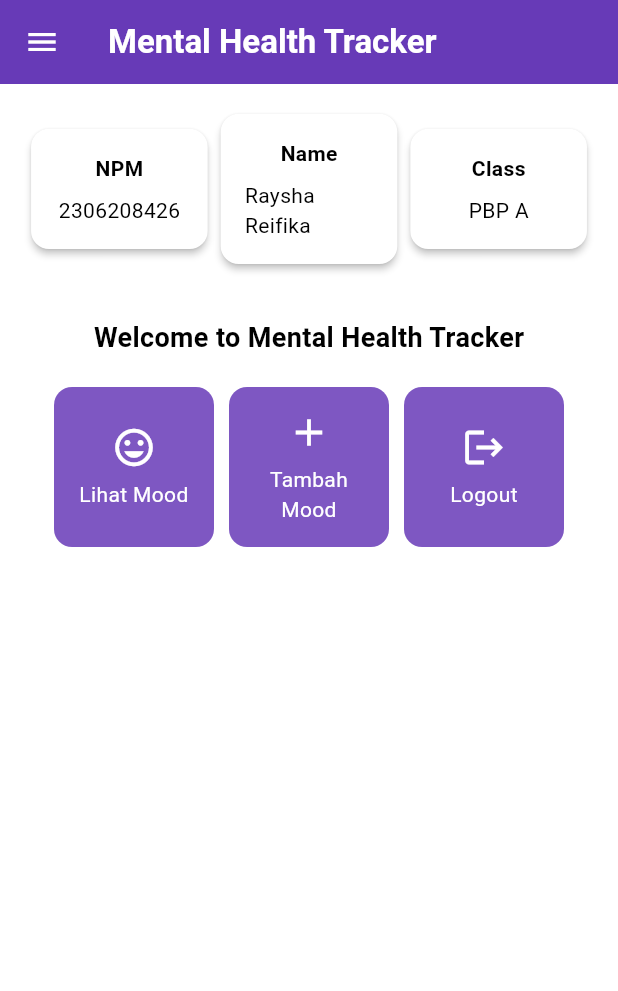
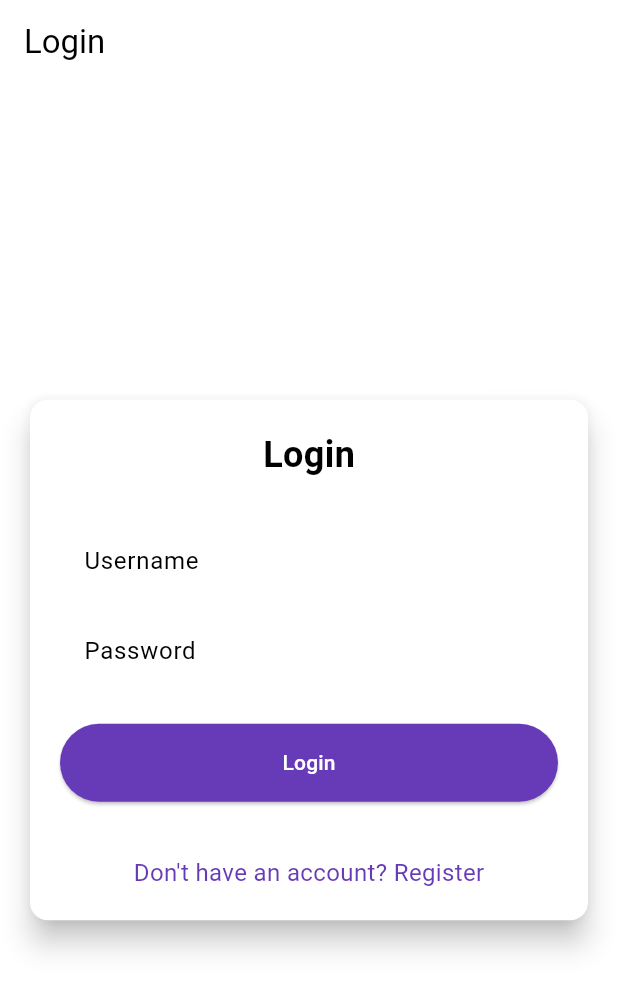
Before and after one commit to rayshareifikar/mental-health-tracker-mobile, a Flutter app: the screen it shows after launch, on a phone screen of 412 x 824 dp. Shown: the top 991 px of the screen. Run offline on Flutter 3.47's test engine with Material 3 defaults, Android fonts, the phone set to English and light mode, and no system bars; missing offline and left inert: pbp_django_auth.

Commit message:
Tutorial 8 DONE

```diff
--- a/lib/main.dart
+++ b/lib/main.dart
@@ -1,6 +1,9 @@
 import 'package:flutter/material.dart';
+import 'package:mental_health_tracker/screens/login.dart';
 import 'package:mental_health_tracker/screens/menu.dart';
 import 'package:mental_health_tracker/screens/moodentry_form.dart';
+import 'package:pbp_django_auth/pbp_django_auth.dart';
+import 'package:provider/provider.dart';
 
 void main() {
   runApp(const MyApp());
@@ -12,8 +15,13 @@ class MyApp extends StatelessWidget {
   // This widget is the root of your application.
   @override
   Widget build(BuildContext context) {
-    return MaterialApp(
-      title: 'Flutter Demo',
+    return Provider(
+      create: (_) {
+        CookieRequest request = CookieRequest();
+        return request;
+      },
+      child: MaterialApp(
+      title: 'Mental Health Tracker',
       theme: ThemeData(
         // This is the theme of your application.
         //
@@ -30,6 +38,7 @@ class MyApp extends StatelessWidget {
         //
         // This works for code too, not just values: Most code changes can be
         // tested with just a hot reload.
+         useMaterial3: true,
          colorScheme: ColorScheme.fromSwatch(
               primarySwatch: Colors.deepPurple,
           ).copyWith(secondary: Colors.deepPurple[400]),
@@ -39,7 +48,8 @@ class MyApp extends StatelessWidget {
         '': (context) => MyHomePage(), // Halaman utama aplikasi
         'mood-entry': (context) => MoodEntryFormPage(), // Rute ke halaman MoodEntryFormPage
       },
-      home: MyHomePage(),
+      home: const LoginPage(),
+      ),
     );
   }
 }
--- /dev/null
+++ b/lib/screens/login.dart
@@ -0,0 +1,181 @@
+import 'package:mental_health_tracker/screens/menu.dart';
+import 'package:mental_health_tracker/screens/register.dart';
+import 'package:flutter/material.dart';
+import 'package:pbp_django_auth/pbp_django_auth.dart';
+import 'package:provider/provider.dart';
+
+void main() {
+  runApp(const LoginApp());
+}
+
+class LoginApp extends StatelessWidget {
+  const LoginApp({super.key});
+
+  @override
+  Widget build(BuildContext context) {
+    return MaterialApp(
+      title: 'Login',
+      theme: ThemeData(
+        useMaterial3: true,
+        colorScheme: ColorScheme.fromSwatch(
+          primarySwatch: Colors.deepPurple,
+        ).copyWith(secondary: Colors.deepPurple[400]),
+      ),
+      home: const LoginPage(),
+    );
+  }
+}
+
+class LoginPage extends StatefulWidget {
+  const LoginPage({super.key});
+
+  @override
+  State<LoginPage> createState() => _LoginPageState();
+}
+
+class _LoginPageState extends State<LoginPage> {
+  final TextEditingController _usernameController = TextEditingController();
+  final TextEditingController _passwordController = TextEditingController();
+
+  @override
+  Widget build(BuildContext context) {
+    final request = context.watch<CookieRequest>();
+
+    return Scaffold(
+      appBar: AppBar(
+        title: const Text('Login'),
+      ),
+      body: Center(
+        child: SingleChildScrollView(
+          padding: const EdgeInsets.all(16.0),
+          child: Card(
+            elevation: 8,
+            shape: RoundedRectangleBorder(
+              borderRadius: BorderRadius.circular(12.0),
+            ),
+            child: Padding(
+              padding: const EdgeInsets.all(20.0),
+              child: Column(
+                mainAxisSize: MainAxisSize.min,
+                children: [
+                  const Text(
+                    'Login',
+                    style: TextStyle(
+                      fontSize: 24.0,
+                      fontWeight: FontWeight.bold,
+                    ),
+                  ),
+                  const SizedBox(height: 30.0),
+                  TextField(
+                    controller: _usernameController,
+                    decoration: const InputDecoration(
+                      labelText: 'Username',
+                      hintText: 'Enter your username',
+                      border: OutlineInputBorder(
+                        borderRadius: BorderRadius.all(Radius.circular(12.0)),
+                      ),
+                      contentPadding:
+                          EdgeInsets.symmetric(horizontal: 12.0, vertical: 8.0),
+                    ),
+                  ),
+                  const SizedBox(height: 12.0),
+                  TextField(
+                    controller: _passwordController,
+                    decoration: const InputDecoration(
+                      labelText: 'Password',
+                      hintText: 'Enter your password',
+                      border: OutlineInputBorder(
+                        borderRadius: BorderRadius.all(Radius.circular(12.0)),
+                      ),
+                      contentPadding:
+                          EdgeInsets.symmetric(horizontal: 12.0, vertical: 8.0),
+                    ),
+                    obscureText: true,
+                  ),
+                  const SizedBox(height: 24.0),
+                  ElevatedButton(
+                    onPressed: () async {
+                      String username = _usernameController.text;
+                      String password = _passwordController.text;
+
+                      // Cek kredensial
+                      // TODO: Ganti URL dan jangan lupa tambahkan trailing slash (/) di akhir URL!
+                      // Untuk menyambungkan Android emulator dengan Django pada localhost,
+                      // gunakan URL http://10.0.2.2/
+                      final response = await request
+                          .login("http://127.0.0.1:8000/auth/login/", {
+                        'username': username,
+                        'password': password,
+                      });
+
+                      if (request.loggedIn) {
+                        String message = response['message'];
+                        String uname = response['username'];
+                        if (context.mounted) {
+                          Navigator.pushReplacement(
+                            context,
+                            MaterialPageRoute(
+                                builder: (context) => MyHomePage()),
+                          );
+                          ScaffoldMessenger.of(context)
+                            ..hideCurrentSnackBar()
+                            ..showSnackBar(
+                              SnackBar(
+                                  content:
+                                      Text("$message Selamat datang, $uname.")),
+                            );
+                        }
+                      } else {
+                        if (context.mounted) {
+                          showDialog(
+                            context: context,
+                            builder: (context) => AlertDialog(
+                              title: const Text('Login Gagal'),
+                              content: Text(response['message']),
+                              actions: [
+                                TextButton(
+                                  child: const Text('OK'),
+                                  onPressed: () {
+                                    Navigator.pop(context);
+                                  },
+                                ),
+                              ],
+                            ),
+                          );
+                        }
+                      }
+                    },
+                    style: ElevatedButton.styleFrom(
+                      foregroundColor: Colors.white,
+                      minimumSize: Size(double.infinity, 50),
+                      backgroundColor: Theme.of(context).colorScheme.primary,
+                      padding: const EdgeInsets.symmetric(vertical: 16.0),
+                    ),
+                    child: const Text('Login'),
+                  ),
+                  const SizedBox(height: 36.0),
+                  GestureDetector(
+                    onTap: () {
+                      Navigator.push(
+                        context,
+                        MaterialPageRoute(
+                            builder: (context) => const RegisterPage()),
+                      );
+                    },
+                    child: Text(
+                      'Don\'t have an account? Register',
+                      style: TextStyle(
+                        color: Theme.of(context).colorScheme.primary,
+                        fontSize: 16.0,
+                      ),
+                    ),
+                  ),
+                ],
+              ),
+            ),
+          ),
+        ),
+      ),
+    );
+  }
+}
--- a/lib/screens/menu.dart
+++ b/lib/screens/menu.dart
@@ -1,6 +1,8 @@
 import 'package:flutter/material.dart';
 import 'package:mental_health_tracker/widgets/left_drawer.dart';
 import 'package:mental_health_tracker/widgets/mood_card.dart';
+import 'package:mental_health_tracker/screens/moodentry_form.dart';
+
 
 class MyHomePage extends StatelessWidget {
   MyHomePage({super.key});
--- a/pubspec.yaml
+++ b/pubspec.yaml
@@ -35,6 +35,9 @@ dependencies:
   # The following adds the Cupertino Icons font to your application.
   # Use with the CupertinoIcons class for iOS style icons.
   cupertino_icons: ^1.0.8
+  provider: ^6.1.2
+  pbp_django_auth: ^0.4.0
+  http: ^1.2.2
 
 dev_dependencies:
   flutter_test:
```
Also changed, not shown: lib/models/mood_entry.dart (added, +65 -0 lines), lib/screens/list_moodentry.dart (added, +85 -0 lines), lib/screens/moodentry_form.dart (+38 -30 lines), lib/screens/register.dart (added, +166 -0 lines), lib/widgets/left_drawer.dart (+12 -0 lines), lib/widgets/mood_card.dart (+37 -2 lines), pubspec.lock, 2 other files.
